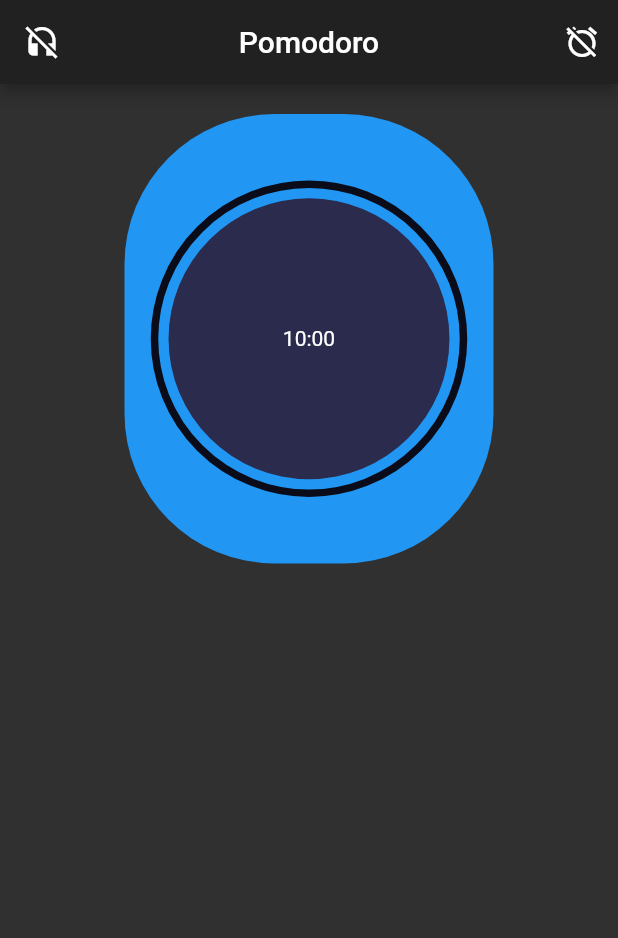
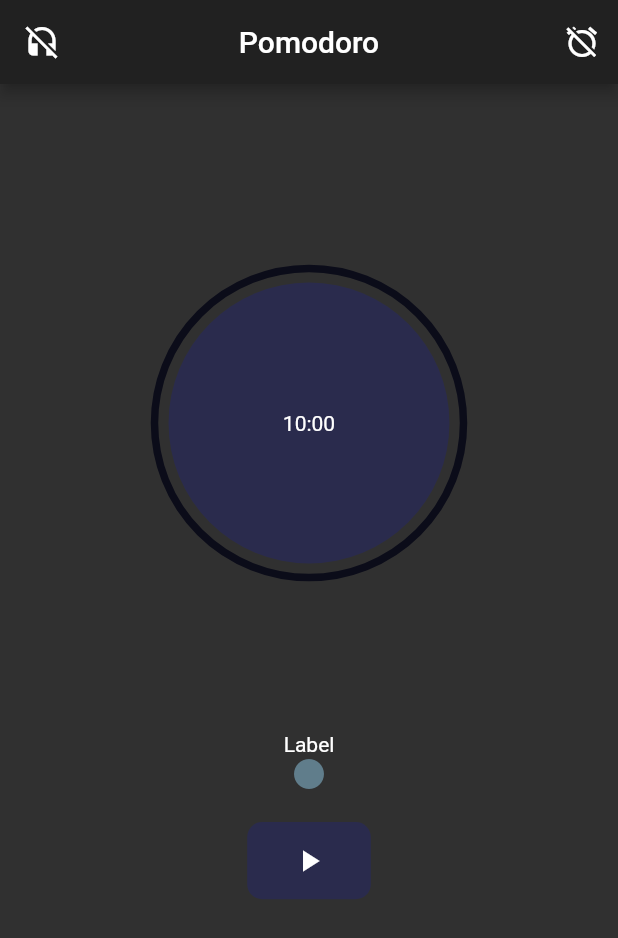
Before and after one commit to snlucas/flutter_pomodoro_timer, a Flutter app: the screen it shows after launch, on a phone screen of 412 x 824 dp. Shown: the top 938 px of the screen. Run offline on Flutter 3.47's test engine with Material 2 defaults, Android fonts, the phone set to English and light mode, and no system bars; drawn by our look-alikes of circular_countdown_timer.

Commit message:
Add label and start button

```diff
--- a/flutter_pomodoro_timer/lib/home_page.dart
+++ b/flutter_pomodoro_timer/lib/home_page.dart
@@ -29,13 +29,6 @@ class HomePage extends StatelessWidget {
           child: Column(
             children: <Widget>[
               Center(
-                child: Container(
-                  padding: EdgeInsets.all(20.0),
-                  height: MediaQuery.of(context).size.height / 2.75,
-                  decoration: BoxDecoration(
-                    color: Colors.blue,
-                    borderRadius: BorderRadius.circular(100.0),
-                  ),
                 child: CircularCountDownTimer(
                   duration: 10 * 60,
                   isReverse: true,
@@ -48,6 +41,30 @@ class HomePage extends StatelessWidget {
                   strokeCap: StrokeCap.round,
                 ),
               ),
+              Text(
+                'Label',
+                style: TextStyle(
+                  color: Colors.white,
+                ),
+              ),
+              Icon(
+                Icons.brightness_1_rounded,
+                color: Colors.blueGrey,
+              ),
+              Padding(
+                padding: const EdgeInsets.symmetric(vertical: 20.0),
+                child: GestureDetector(
+                  onTap: () {},
+                  child: Container(
+                    width: width / 2.5,
+                    height: height / 8,
+                    decoration: BoxDecoration(
+                      color: Color(0xFF2A2B4D),
+                      borderRadius: BorderRadius.circular(10.0),
+                    ),
+                    child: Icon(Icons.play_arrow_sharp),
+                  ),
+                ),
               ),
             ],
           ),
```
Also changed, not shown: 1 other file. Lines whose indentation alone changed are shown as unchanged.
